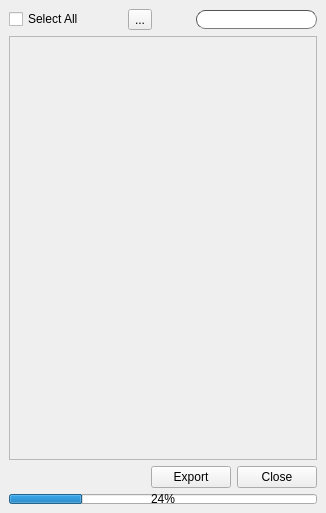
Old version of the form ui/submitter.ui in the repository iceanimations/shot_subm_use_multishot.
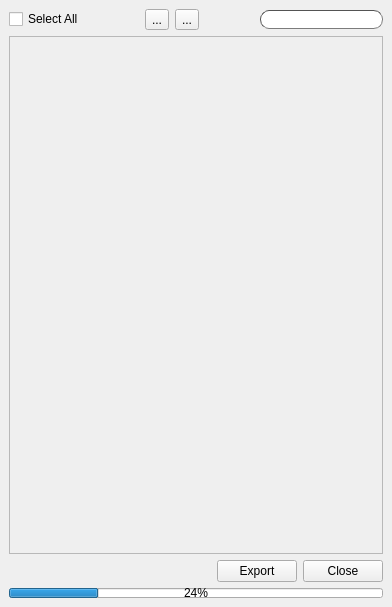
New version of the form.

```diff
--- a/ui/submitter.ui
+++ b/ui/submitter.ui
@@ -6,8 +6,8 @@
    <rect>
     <x>0</x>
     <y>0</y>
-    <width>326</width>
-    <height>513</height>
+    <width>392</width>
+    <height>607</height>
    </rect>
   </property>
   <property name="windowTitle">
@@ -50,6 +50,16 @@
         </property>
        </widget>
       </item>
+      <item>
+       <widget class="QToolButton" name="collapseButton">
+        <property name="toolTip">
+         <string>Toggle collapse all shots</string>
+        </property>
+        <property name="text">
+         <string>...</string>
+        </property>
+       </widget>
+      </item>
       <item>
        <spacer name="horizontalSpacer_3">
         <property name="orientation">
@@ -90,8 +100,8 @@
         <rect>
          <x>0</x>
          <y>0</y>
-         <width>306</width>
-         <height>418</height>
+         <width>372</width>
+         <height>512</height>
         </rect>
        </property>
        <layout class="QVBoxLayout" name="verticalLayout_4">
```
Left out of the diff: 6 changed lines with no effect on the pictures.
